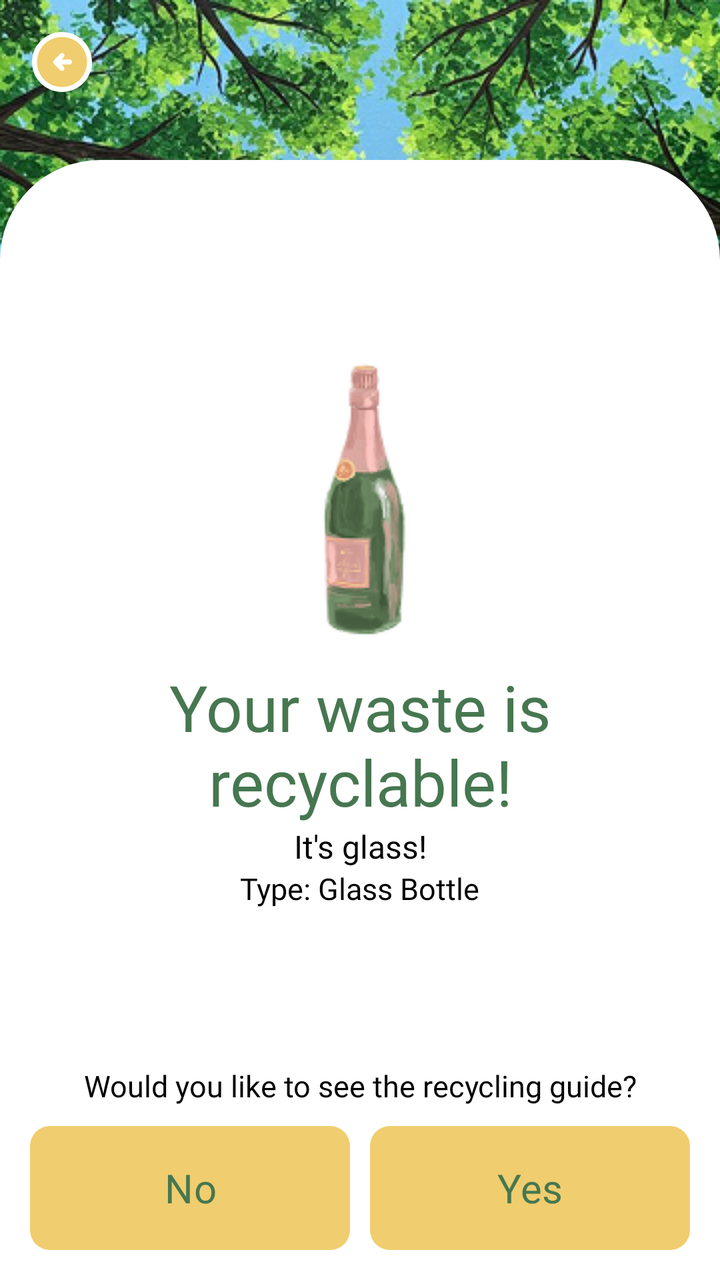
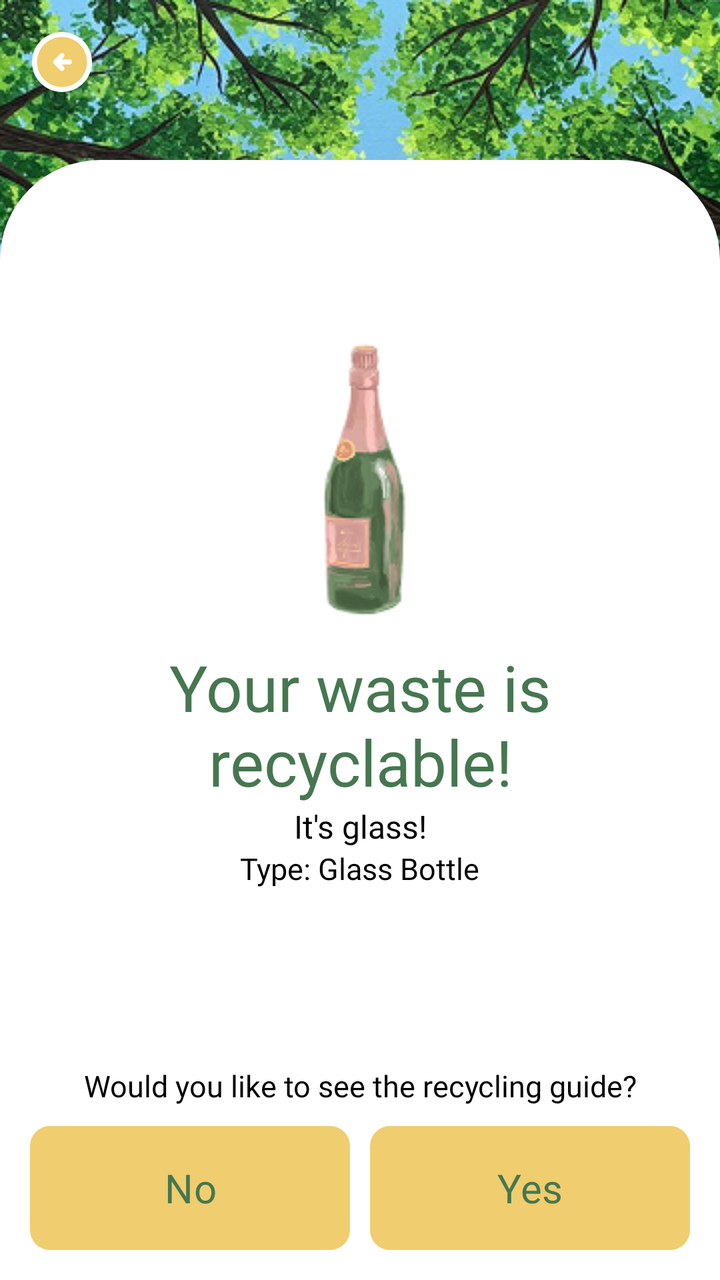

An Android layout rendered at two revisions. The XML below is the earlier revision; the diff shows what the commit changed to produce the second picture.
<!-- AndroidManifest.xml: application theme Theme.SortItJSON -->
<!-- res/layout/fragment_recyclableresult.xml -->
<?xml version="1.0" encoding="utf-8"?>
<androidx.constraintlayout.widget.ConstraintLayout
    xmlns:android="http://schemas.android.com/apk/res/android"
    xmlns:app="http://schemas.android.com/apk/res-auto"
    xmlns:tools="http://schemas.android.com/tools"
    android:layout_width="match_parent"
    android:layout_height="match_parent"
    android:background="#FFFFFF">

    <ImageView
        android:id="@+id/illustration"
        android:layout_width="match_parent"
        android:layout_height="273dp"
        android:src="@drawable/rec_illus"
        android:scaleType="centerCrop"
        app:layout_constraintBottom_toBottomOf="parent"
        app:layout_constraintEnd_toEndOf="parent"
        app:layout_constraintStart_toStartOf="parent"
        app:layout_constraintTop_toTopOf="parent"
        app:layout_constraintVertical_bias="0.0" />

    <ImageButton
        android:id="@+id/btnTopLeft"
        android:layout_width="wrap_content"
        android:layout_height="wrap_content"
        android:background="@android:color/transparent"
        android:src="@drawable/button_yellow_backward"
        android:contentDescription="Back"
        android:padding="8dp"
        app:layout_constraintTop_toTopOf="parent"
        app:layout_constraintStart_toStartOf="parent"
        android:layout_margin="8dp"/>

    <LinearLayout
        android:id="@+id/whitebg"
        android:layout_width="match_parent"
        android:layout_height="560dp"
        android:background="@drawable/rectangle_bg"
        app:layout_constraintBottom_toBottomOf="parent"
        app:layout_constraintVertical_bias="1.0"
        tools:layout_editor_absoluteX="16dp"
        android:orientation="vertical"
        android:gravity="top|center_horizontal"
        android:paddingTop="50dp"
        android:paddingLeft="10dp"
        android:paddingRight="10dp">

        <LinearLayout
            android:id="@+id/resultLayout"
            android:layout_width="match_parent"
            android:layout_height="wrap_content"
            android:gravity="center_horizontal"
            android:orientation="vertical">

            <ImageView
                android:id="@+id/illust_classification"
                android:layout_width="match_parent"
                android:layout_height="wrap_content"
                android:src="@drawable/glass_illus"
                android:layout_marginTop="40dp"/>

            <TextView
                android:id="@+id/classification"
                android:layout_width="286dp"
                android:layout_height="wrap_content"
                android:layout_marginTop="10dp"
                android:fontFamily="@font/montserrat_extrabold"
                android:gravity="center"
                android:text="@string/recyclable_result"
                android:textColor="#467750"
                android:textSize="32sp" />

            <TextView
                android:id="@+id/category"
                android:layout_width="314dp"
                android:layout_height="wrap_content"
                android:fontFamily="@font/montserrat_semibold"
                android:text="@string/glass_result"
                android:textAlignment="center"
                android:textColor="@color/black"
                android:textSize="16sp" />

            <TextView
                android:id="@+id/typeText"
                android:layout_width="wrap_content"
                android:layout_height="wrap_content"
                android:fontFamily="@font/montserrat_regular"
                android:text="@string/glasstype_glassbotlle"
                android:textSize="15sp"
                android:textColor="@color/black"/>

        </LinearLayout>
    </LinearLayout>

    <LinearLayout
        android:id="@+id/bottomLayout"
        android:layout_width="match_parent"
        android:layout_height="wrap_content"
        android:orientation="vertical"
        android:padding="10dp"
        android:layout_marginTop="20dp"
        android:gravity="center_horizontal"
        app:layout_constraintBottom_toBottomOf="parent"
        app:layout_constraintStart_toStartOf="parent"
        app:layout_constraintEnd_toEndOf="parent">

        <TextView
            android:id="@+id/questionText"
            android:layout_width="wrap_content"
            android:layout_height="wrap_content"
            android:text="Would you like to see the recycling guide?"
            android:textSize="15sp"
            android:fontFamily="@font/montserrat_regular"
            android:padding="5dp"
            android:textColor="@color/black"
            android:gravity="center"/>

        
        <LinearLayout
            android:layout_width="match_parent"
            android:layout_height="wrap_content"
            android:orientation="horizontal"
            android:gravity="center">

            <Button
                android:id="@+id/buttonNo"
                android:layout_width="0dp"
                android:layout_height="62dp"
                android:layout_weight="1"
                android:layout_margin="5dp"
                android:fontFamily="@font/montserrat_extrabold"
                android:background="@drawable/result_button"
                app:backgroundTint="#F0CD6E"
                android:text="No"
                android:textAllCaps="false"
                android:textColor="#467750"
                android:textSize="20sp" />

            <Button
                android:id="@+id/buttonYes"
                android:layout_width="0dp"
                android:layout_height="62dp"
                android:layout_weight="1"
                android:layout_margin="5dp"
                android:fontFamily="@font/montserrat_extrabold"
                android:background="@drawable/result_button"
                app:backgroundTint="#F0CD6E"
                android:text="Yes"
                android:textAllCaps="false"
                android:textColor="#467750"
                android:textSize="20sp"/>

        </LinearLayout>


    </LinearLayout>

</androidx.constraintlayout.widget.ConstraintLayout>
<!-- resources referenced by this layout -->
<resources>
  <color name="black">#FF000000</color>
  <!-- drawable button_yellow_backward (drawable) -->
  <vector xmlns:android="http://schemas.android.com/apk/res/android"
      android:width="30dp"
      android:height="30dp"
      android:viewportWidth="24"
      android:viewportHeight="24">
    <path
        android:pathData="M24,12C24,18.627 18.627,24 12,24C5.373,24 0,18.627 0,12C0,5.373 5.373,0 12,0C18.627,0 24,5.373 24,12Z"
        android:fillColor="#ffffff"/>
    <path
        android:pathData="M11.8,13H15C15.283,13 15.521,12.904 15.712,12.712C15.904,12.521 16,12.283 16,12C16,11.717 15.904,11.479 15.712,11.288C15.521,11.096 15.283,11 15,11H11.8L12.7,10.1C12.883,9.917 12.975,9.683 12.975,9.4C12.975,9.117 12.883,8.883 12.7,8.7C12.517,8.517 12.283,8.425 12,8.425C11.717,8.425 11.483,8.517 11.3,8.7L8.7,11.3C8.5,11.5 8.4,11.733 8.4,12C8.4,12.267 8.5,12.5 8.7,12.7L11.3,15.3C11.483,15.483 11.717,15.575 12,15.575C12.283,15.575 12.517,15.483 12.7,15.3C12.883,15.117 12.975,14.883 12.975,14.6C12.975,14.317 12.883,14.083 12.7,13.9L11.8,13ZM12,22C10.617,22 9.317,21.737 8.1,21.212C6.883,20.688 5.825,19.975 4.925,19.075C4.025,18.175 3.313,17.117 2.787,15.9C2.263,14.683 2,13.383 2,12C2,10.617 2.263,9.317 2.787,8.1C3.313,6.883 4.025,5.825 4.925,4.925C5.825,4.025 6.883,3.313 8.1,2.787C9.317,2.263 10.617,2 12,2C13.383,2 14.683,2.263 15.9,2.787C17.117,3.313 18.175,4.025 19.075,4.925C19.975,5.825 20.688,6.883 21.212,8.1C21.737,9.317 22,10.617 22,12C22,13.383 21.737,14.683 21.212,15.9C20.688,17.117 19.975,18.175 19.075,19.075C18.175,19.975 17.117,20.688 15.9,21.212C14.683,21.737 13.383,22 12,22Z"
        android:fillColor="#F0CD6E"/>
  </vector>
  <!-- drawable glass_illus: png bitmap (drawable, 10266 bytes) -->
  <!-- drawable rec_illus: png bitmap (drawable, 330417 bytes) -->
  <!-- drawable rectangle_bg (drawable) -->
  <?xml version="1.0" encoding="utf-8"?>
  <layer-list xmlns:android="http://schemas.android.com/apk/res/android">
  
      
      <item>
          <shape android:shape="rectangle">
              <solid android:color="#FFFFFF"/>
              <corners
                  android:topLeftRadius="50dp"
                  android:topRightRadius="50dp"
                  android:bottomLeftRadius="0dp"
                  android:bottomRightRadius="0dp"/>
          </shape>
      </item>
  
  </layer-list>
  <!-- drawable result_button (drawable) -->
  <shape xmlns:android="http://schemas.android.com/apk/res/android"
      android:shape="rectangle">
  
      
      <solid android:color="#467750"/>
  
      
      <corners android:radius="10dp"/>
  
  </shape>
  <string name="glass_result">It\'s glass!</string>
  <string name="glasstype_glassbotlle">Type: Glass Bottle</string>
  <string name="recyclable_result">Your waste is recyclable!</string>
  <style name="Theme.SortItJSON" parent="Base.Theme.SortItJSON" />
  <style name="Base.Theme.SortItJSON" parent="Theme.Material3.DayNight.NoActionBar">
          
          <item name="colorPrimary">@color/darkgreen</item>
      </style>
  <color name="darkgreen">#467750</color>
</resources>

<!-- the commit's change to res/layout/fragment_recyclableresult.xml (unified diff, before → after) -->
@@ -57,7 +57,7 @@
                 android:layout_width="match_parent"
                 android:layout_height="wrap_content"
                 android:src="@drawable/glass_illus"
-                android:layout_marginTop="40dp"/>
+                android:layout_marginTop="30dp"/>
 
             <TextView
                 android:id="@+id/classification"
